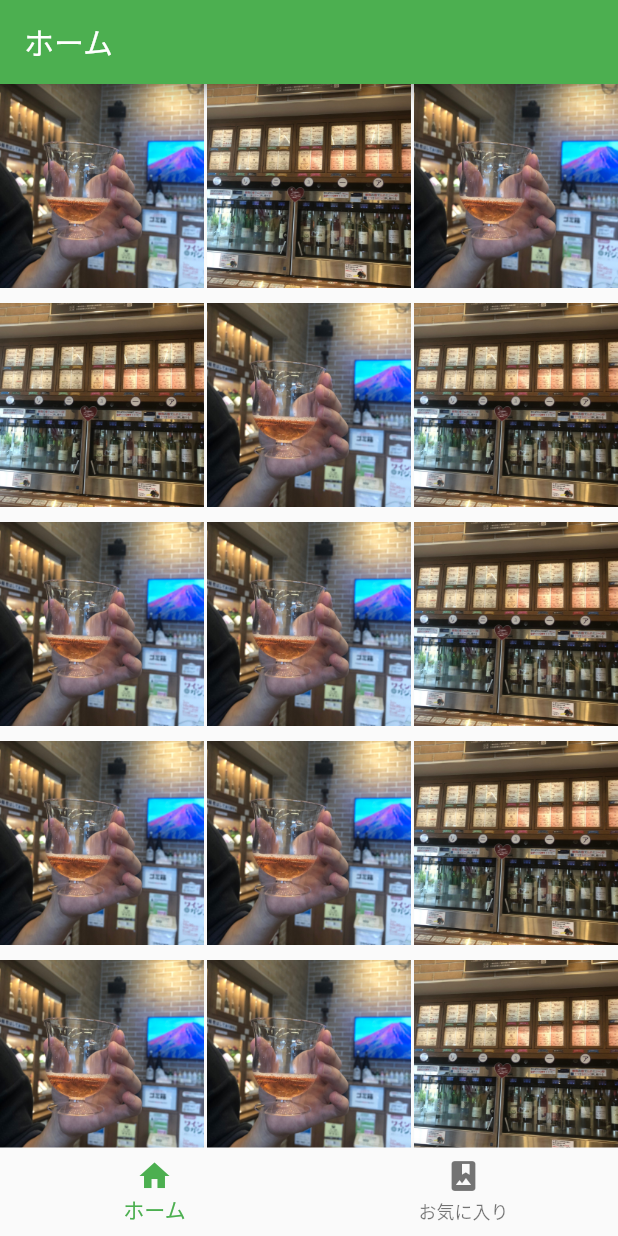
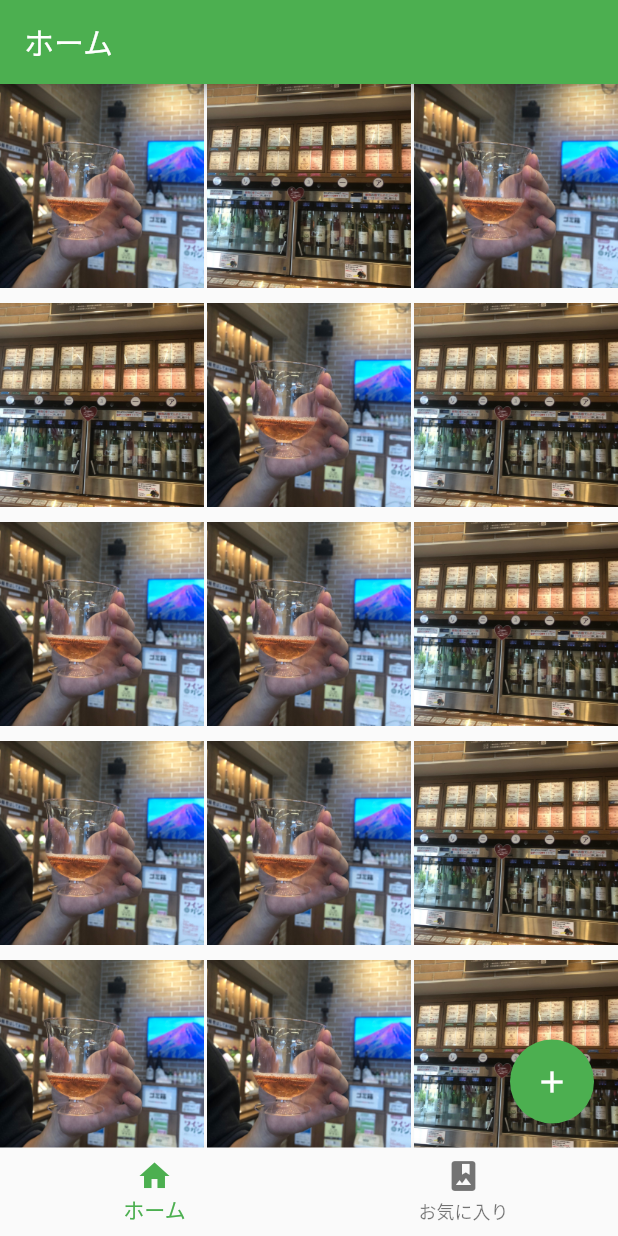
Before and after one commit to ryojinagai/flutter-dojo, a Flutter app: the screen it shows after launch, on a phone screen of 412 x 824 dp. Run offline on Flutter 3.47's test engine with Material 2 defaults, Android fonts, the phone set to English and light mode, and no system bars; our stand-ins replace image_picker.

Commit message:
ボタン追加

```diff
--- a/lib/screens/home.dart
+++ b/lib/screens/home.dart
@@ -39,11 +39,24 @@ class _ImagesWidgetState extends State<ImagesWidget> {
     final ButtonStyle style =
     ElevatedButton.styleFrom(textStyle: const TextStyle(fontSize: 20));
 
-    return GridView.count(
-        mainAxisSpacing: 10,
-        crossAxisSpacing: 2,
-        crossAxisCount: 3,
-        children: imageList
+    // return GridView.count(
+    //     mainAxisSpacing: 10,
+    //     crossAxisSpacing: 2,
+    //     crossAxisCount: 3,
+    //     children: imageList
+    // );
+    return Scaffold(
+      body: GridView.count(
+            mainAxisSpacing: 10,
+            crossAxisSpacing: 2,
+            crossAxisCount: 3,
+            children: imageList
+      ),
+      floatingActionButtonLocation: FloatingActionButtonLocation.endFloat,
+      floatingActionButton: FloatingActionButton(
+        onPressed: () {},
+        child: Icon(Icons.add),
+      ),
     );
   }
   Widget _imageItem(String name) {
```
